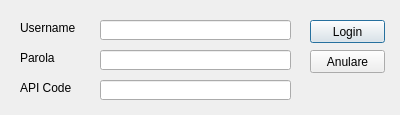
This is authdialog.ui in lorenzo-zurini/ShopMaster as Qt 5 draws it before an edit. The edited form follows.
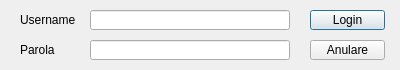
This is the edited form.

Commit message: [Add] Get started on the UI. Clean the auth dialog.

```diff
--- a/authdialog.ui
+++ b/authdialog.ui
@@ -7,19 +7,19 @@
     <x>0</x>
     <y>0</y>
     <width>400</width>
-    <height>115</height>
+    <height>70</height>
    </rect>
   </property>
   <property name="minimumSize">
    <size>
     <width>400</width>
-    <height>115</height>
+    <height>70</height>
    </size>
   </property>
   <property name="maximumSize">
    <size>
     <width>400</width>
-    <height>115</height>
+    <height>70</height>
    </size>
   </property>
   <property name="windowTitle">
@@ -29,9 +29,9 @@
    <property name="geometry">
     <rect>
      <x>310</x>
-     <y>20</y>
+     <y>10</y>
      <width>75</width>
-     <height>23</height>
+     <height>20</height>
     </rect>
    </property>
    <property name="text">
@@ -42,9 +42,9 @@
    <property name="geometry">
     <rect>
      <x>310</x>
-     <y>50</y>
+     <y>40</y>
      <width>75</width>
-     <height>23</height>
+     <height>20</height>
     </rect>
    </property>
    <property name="text">
@@ -54,9 +54,9 @@
   <widget class="QLineEdit" name="LoginTextInput">
    <property name="geometry">
     <rect>
-     <x>100</x>
-     <y>20</y>
-     <width>191</width>
+     <x>90</x>
+     <y>10</y>
+     <width>200</width>
      <height>20</height>
     </rect>
    </property>
@@ -64,19 +64,9 @@
   <widget class="QLineEdit" name="PasswordTextInput">
    <property name="geometry">
     <rect>
-     <x>100</x>
-     <y>50</y>
-     <width>191</width>
-     <height>20</height>
-    </rect>
-   </property>
-  </widget>
-  <widget class="QLineEdit" name="APICodeTextInput">
-   <property name="geometry">
-    <rect>
-     <x>100</x>
-     <y>80</y>
-     <width>191</width>
+     <x>90</x>
+     <y>40</y>
+     <width>200</width>
      <height>20</height>
     </rect>
    </property>
@@ -85,9 +75,9 @@
    <property name="geometry">
     <rect>
      <x>20</x>
-     <y>20</y>
-     <width>61</width>
-     <height>16</height>
+     <y>10</y>
+     <width>60</width>
+     <height>20</height>
     </rect>
    </property>
    <property name="text">
@@ -98,28 +88,15 @@
    <property name="geometry">
     <rect>
      <x>20</x>
-     <y>50</y>
-     <width>61</width>
-     <height>16</height>
+     <y>40</y>
+     <width>60</width>
+     <height>20</height>
     </rect>
    </property>
    <property name="text">
     <string>Parola</string>
    </property>
   </widget>
-  <widget class="QLabel" name="APICodeLabel">
-   <property name="geometry">
-    <rect>
-     <x>20</x>
-     <y>80</y>
-     <width>61</width>
-     <height>16</height>
-    </rect>
-   </property>
-   <property name="text">
-    <string>API Code</string>
-   </property>
-  </widget>
  </widget>
  <resources/>
  <connections/>
```
The commit also changes 5 other files.
